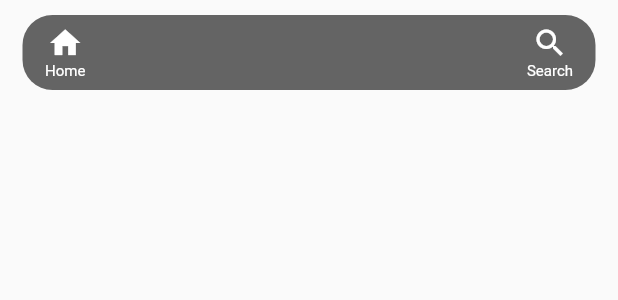
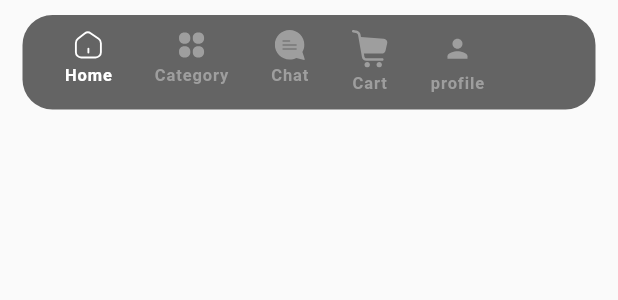
Before and after one commit to AbdulrahmanAlShaweesh/Flutter-ecommerce-app, a Flutter app: the CustomBottomNavigationBar widget shown alone on an empty page, opened directly, on a phone screen of 412 x 824 dp. Shown: the top 300 px of the screen. Run offline on Flutter 3.47's test engine with Material 2 defaults, Android fonts, the phone set to English and light mode, and no system bars; our stand-ins replace carousel_slider, firebase_auth, firebase_core, flutter_svg, modal_progress_hud_nsn; accounts and stored records are empty; network calls fail.

Commit message:
finish bottom navigation bar

```diff
--- a/lib/Widgets/custom_botton_navigation_bar.dart
+++ b/lib/Widgets/custom_botton_navigation_bar.dart
@@ -1,6 +1,7 @@
-// ignore_for_file: prefer_const_constructors, prefer_const_literals_to_create_immutables
+// ignore_for_file: prefer_const_constructors, prefer_const_literals_to_create_immutables, deprecated_member_use
 
 import 'package:flutter/material.dart';
+import 'package:flutter_svg/flutter_svg.dart';
 
 class CustomBottomNavigationBar extends StatefulWidget {
   const CustomBottomNavigationBar({super.key});
@@ -12,49 +13,26 @@ class CustomBottomNavigationBar extends StatefulWidget {
 
 class _CustomBottomNavigationBarState extends State<CustomBottomNavigationBar> {
   List icons = [
-    Icons.home,
-    Icons.search,
+    'assets/navigationbaricons/home.svg',
+    'assets/navigationbaricons/category.svg',
+    'assets/navigationbaricons/chat.svg',
+    'assets/navigationbaricons/shopping-cart.svg',
+    'assets/navigationbaricons/person.svg',
   ];
-  List<String> iconName = [
-    'Home',
-    'Search',
-  ];
-
-  Widget createIcon({required icon, name}) {
-    return Padding(
-      padding: const EdgeInsets.only(
-        left: 15.0,
-        right: 15.0,
-      ),
-      child: Column(
-        crossAxisAlignment: CrossAxisAlignment.center,
-        mainAxisAlignment: MainAxisAlignment.center,
-        children: [
-          Icon(
-            icon,
-            color: Colors.white,
-          ),
-          SizedBox(
-            height: 1.0,
-          ),
-          Text(
-            name,
-            style: TextStyle(
-              fontSize: 10.0,
-              color: Colors.white,
-            ),
-          )
-        ],
-      ),
-    );
-  }
+  List<String> iconName = ['Home', 'Category', 'Chat', 'Cart', 'profile'];
+  int selectedIndex = 0;
 
   @override
   Widget build(BuildContext context) {
     return SafeArea(
       child: Container(
-        alignment: Alignment.center,
-        height: 50,
+        padding: EdgeInsets.only(
+          top: 10,
+          bottom: 10.0,
+          right: 15.0,
+          left: 10.0,
+        ),
+        height: 63,
         margin: EdgeInsets.symmetric(
           horizontal: 15.0,
           vertical: 10,
@@ -63,19 +41,52 @@ class _CustomBottomNavigationBarState extends State<CustomBottomNavigationBar> {
           color: Colors.black.withOpacity(0.6),
           borderRadius: BorderRadius.circular(20.0),
         ),
-        child: Row(
-          crossAxisAlignment: CrossAxisAlignment.center,
-          mainAxisAlignment: MainAxisAlignment.spaceBetween,
-          children: List.generate(
-            iconName.length,
-            (index) {
-              return createIcon(
-                icon: icons[index],
-                name: iconName[index],
+        child: ListView.builder(
+            scrollDirection: Axis.horizontal,
+            itemCount: iconName.length,
+            itemBuilder: (context, index) {
+              return GestureDetector(
+                onTap: () {
+                  setState(() {
+                    selectedIndex = index;
+                  });
+                },
+                child: Padding(
+                  padding: const EdgeInsets.only(
+                    left: 18.0,
+                    right: 10.0,
+                  ),
+                  child: Column(
+                    children: [
+                      SvgPicture.asset(
+                        icons[index],
+                        color:
+                            selectedIndex == index ? Colors.white : Colors.grey,
+                        width: iconName[index] == 'Cart' ? 25.0 : 20.0,
+                        height: iconName[index] == 'Cart' ||
+                                iconName[index] == 'profile'
+                            ? 25.0
+                            : 20.0,
+                      ),
+                      SizedBox(
+                        height: 4.0,
+                      ),
+                      Text(
+                        iconName[index],
+                        style: TextStyle(
+                          fontSize: 11.0,
+                          color: selectedIndex == index
+                              ? Colors.white
+                              : Colors.grey,
+                          fontWeight: FontWeight.w700,
+                          letterSpacing: 0.6,
+                        ),
+                      ),
+                    ],
+                  ),
+                ),
               );
-            },
-          ),
-        ),
+            }),
       ),
     );
   }
--- a/pubspec.yaml
+++ b/pubspec.yaml
@@ -65,6 +65,7 @@ flutter:
   assets:
     - assets/
     - assets/SliderImages/
+    - assets/navigationbaricons/
 
   # An image asset can refer to one or more resolution-specific "variants", see
   # https://flutter.dev/assets-and-images/#resolution-aware
```
Also changed, not shown: assets/navigationbaricons/chat.svg (added), assets/navigationbaricons/home.svg (added), assets/navigationbaricons/person.svg (added), assets/navigationbaricons/shopping-cart.svg (added).
